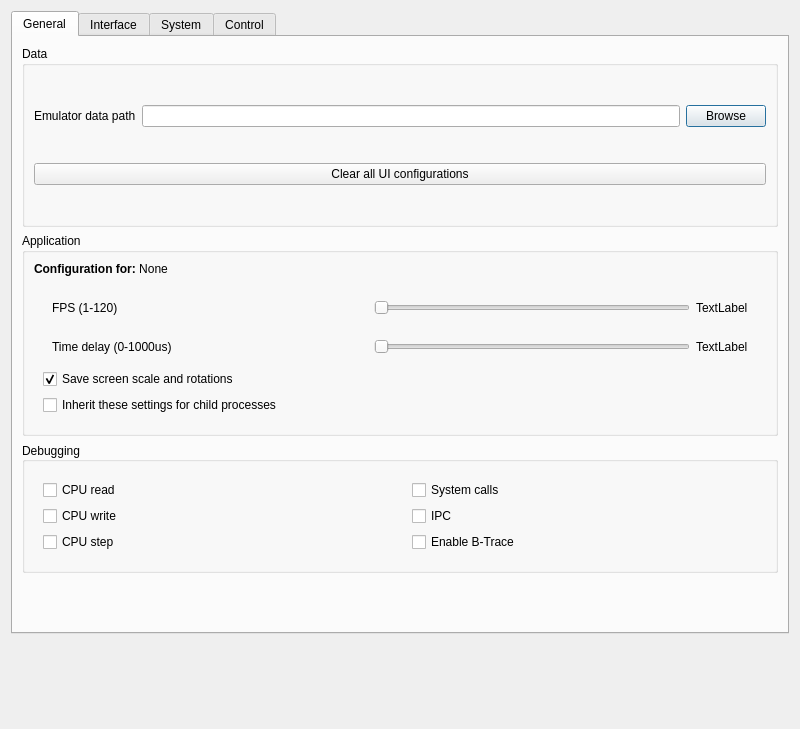
Qt form src/emu/qt/src/settings_dialog.ui (EKA2L1/EKA2L1) before a commit.
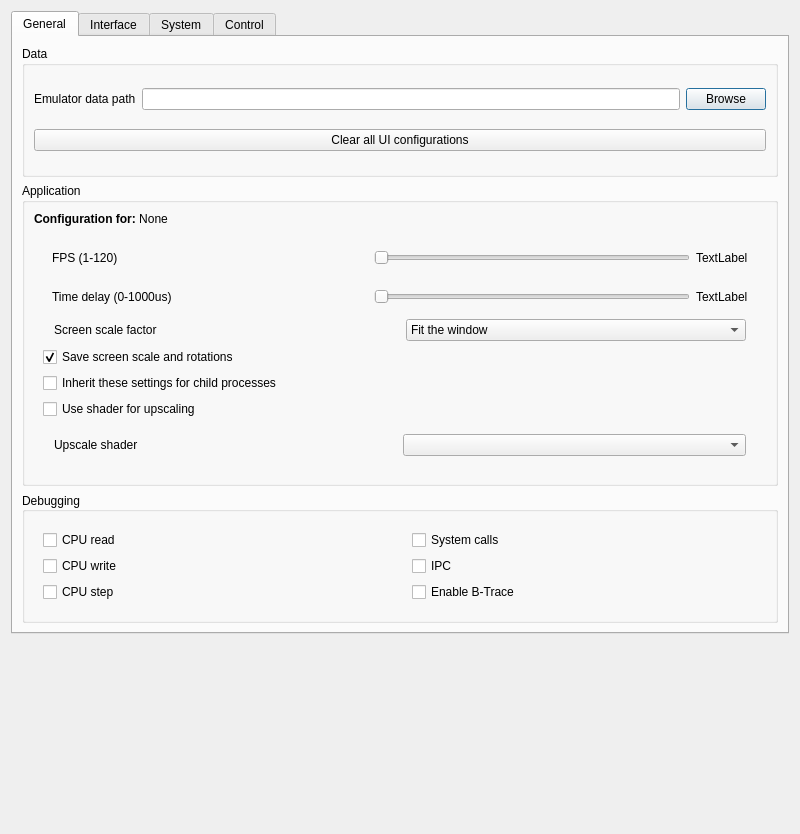
The same form after that commit. The open tabs and pages were chosen to show the change.

Commit message:
config+qt: Add custom scaling and custom upscale shader
Shaders are not yet accompanied

Diff of the .ui file:
```diff
--- a/src/emu/qt/src/settings_dialog.ui
+++ b/src/emu/qt/src/settings_dialog.ui
@@ -7,7 +7,7 @@
     <x>0</x>
     <y>0</y>
     <width>800</width>
-    <height>729</height>
+    <height>834</height>
    </rect>
   </property>
   <property name="sizePolicy">
@@ -156,6 +156,61 @@
                </layout>
               </widget>
              </item>
+             <item>
+              <layout class="QHBoxLayout" name="app_config_screen_scale_edit_widget">
+               <property name="spacing">
+                <number>11</number>
+               </property>
+               <property name="leftMargin">
+                <number>11</number>
+               </property>
+               <property name="topMargin">
+                <number>0</number>
+               </property>
+               <property name="rightMargin">
+                <number>11</number>
+               </property>
+               <property name="bottomMargin">
+                <number>0</number>
+               </property>
+               <item>
+                <widget class="QLabel" name="label">
+                 <property name="text">
+                  <string>Screen scale factor</string>
+                 </property>
+                </widget>
+               </item>
+               <item>
+                <widget class="QComboBox" name="app_config_screen_scale_combo_box">
+                 <item>
+                  <property name="text">
+                   <string>Fit the window</string>
+                  </property>
+                 </item>
+                 <item>
+                  <property name="text">
+                   <string>1x</string>
+                  </property>
+                 </item>
+                 <item>
+                  <property name="text">
+                   <string>2x</string>
+                  </property>
+                 </item>
+                 <item>
+                  <property name="text">
+                   <string>4x</string>
+                  </property>
+                 </item>
+                 <item>
+                  <property name="text">
+                   <string>8x</string>
+                  </property>
+                 </item>
+                </widget>
+               </item>
+              </layout>
+             </item>
              <item>
               <widget class="QCheckBox" name="app_config_save_screen_scale_rot_checkbox">
                <property name="text">
@@ -173,6 +228,35 @@
                </property>
               </widget>
              </item>
+             <item>
+              <widget class="QCheckBox" name="app_config_enable_upscale_use_shader">
+               <property name="text">
+                <string>Use shader for upscaling</string>
+               </property>
+              </widget>
+             </item>
+             <item>
+              <widget class="QWidget" name="app_config_upscale_shader_widget" native="true">
+               <layout class="QHBoxLayout" name="horizontalLayout_2">
+                <property name="leftMargin">
+                 <number>11</number>
+                </property>
+                <property name="rightMargin">
+                 <number>11</number>
+                </property>
+                <item>
+                 <widget class="QLabel" name="app_config_upscale_shader_label">
+                  <property name="text">
+                   <string>Upscale shader</string>
+                  </property>
+                 </widget>
+                </item>
+                <item>
+                 <widget class="QComboBox" name="app_config_list_shaders_upscale"/>
+                </item>
+               </layout>
+              </widget>
+             </item>
             </layout>
            </widget>
           </item>
```
Left out of the diff: 31 changed lines with no effect on the pictures. The commit also changes 18 other files.
